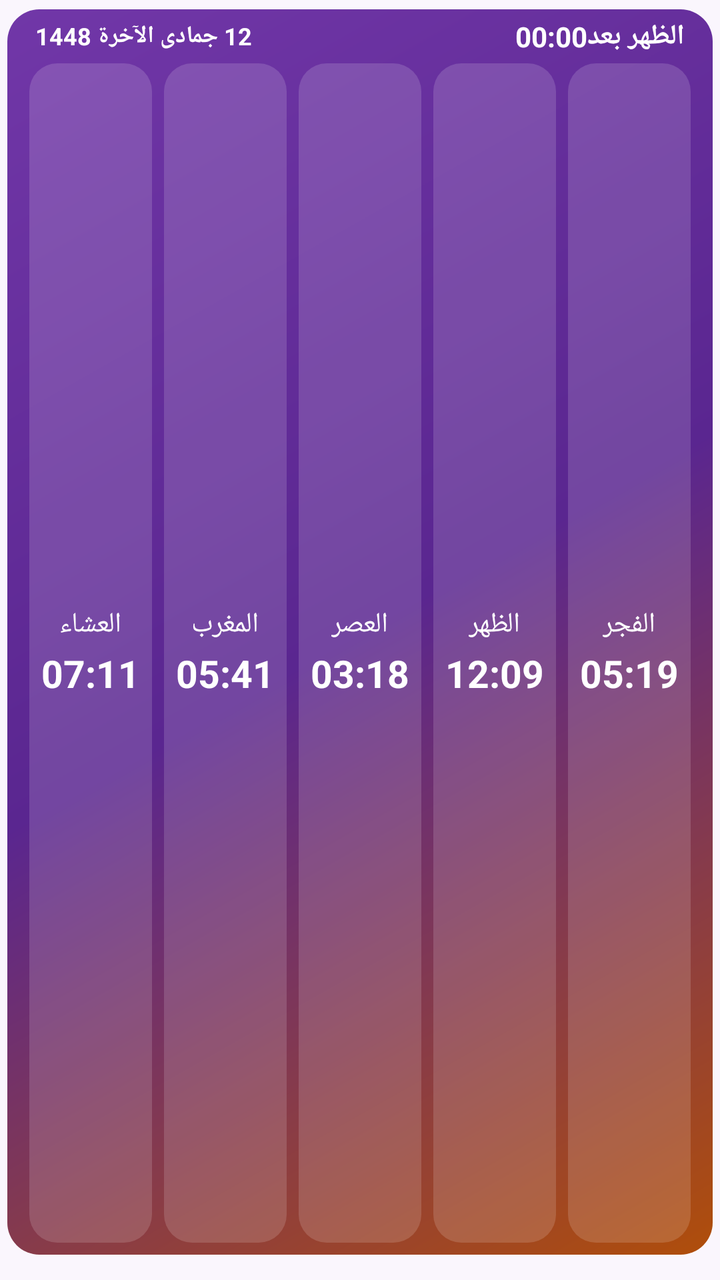
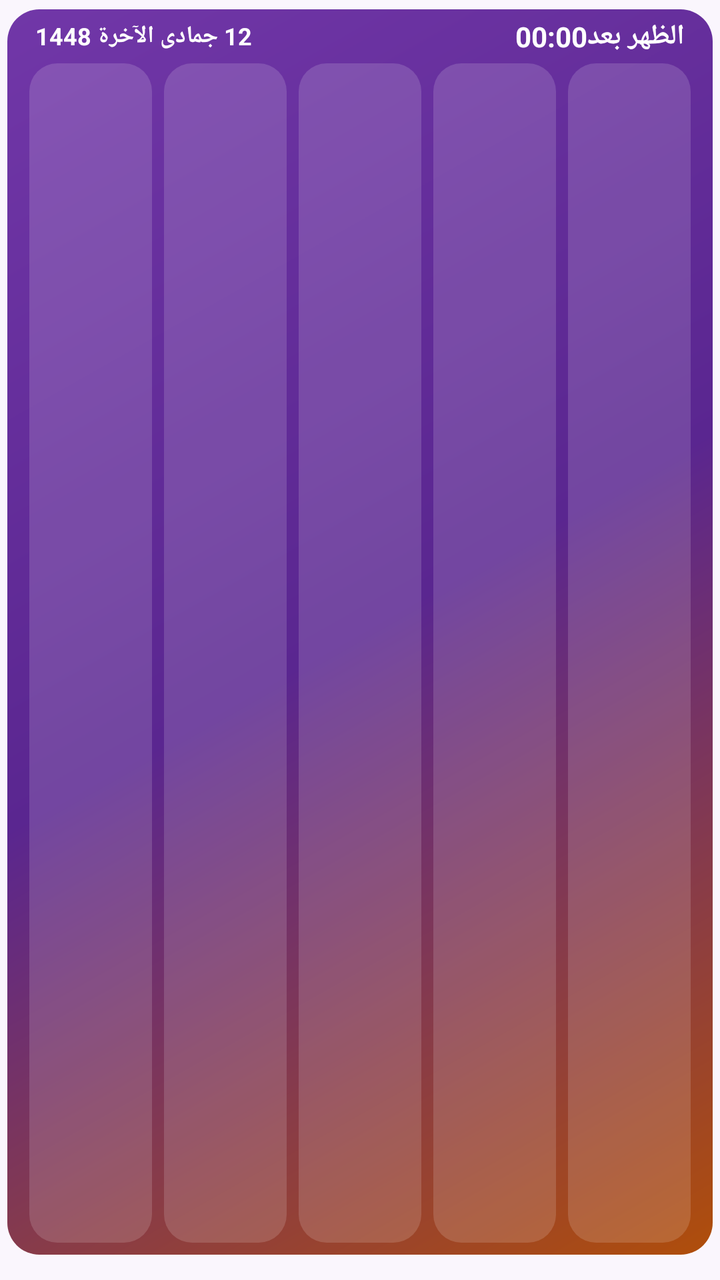

An Android layout rendered at two revisions. The XML below is the earlier revision; the diff shows what the commit changed to produce the second picture.
<!-- AndroidManifest.xml: application theme AppTheme -->
<!-- res/layout/widget_day_cards.xml -->
<?xml version="1.0" encoding="utf-8"?>
<FrameLayout xmlns:android="http://schemas.android.com/apk/res/android" android:id="@+id/widget_root" android:layout_width="match_parent" android:layout_height="match_parent" android:layoutDirection="rtl" android:paddingStart="3.5dp" android:paddingEnd="3.5dp" android:paddingTop="4.5dp" android:paddingBottom="12.5dp">
    <ImageView android:id="@+id/wbg" android:layout_width="match_parent" android:layout_height="match_parent" android:clipToOutline="true" android:scaleType="fitXY" android:src="@drawable/wbg_grad_1" android:contentDescription="@null" />
    <LinearLayout android:layout_width="match_parent" android:layout_height="match_parent" android:orientation="vertical">
        <LinearLayout android:id="@+id/w_head" android:layout_width="match_parent" android:layout_height="wrap_content" android:orientation="horizontal" android:gravity="center_vertical" android:paddingStart="14dp" android:paddingEnd="14dp" android:paddingTop="4dp" android:paddingBottom="4dp" >
            <TextView android:id="@+id/w_next" android:layout_width="wrap_content" android:layout_height="wrap_content" android:text="الظهر بعد" android:textColor="#FFFFFF" android:textSize="14dp" android:textStyle="bold" android:maxLines="1" />
            <Chronometer android:id="@+id/w_chrono" android:layout_width="wrap_content" android:layout_height="wrap_content" android:layout_marginStart="6dp" android:textColor="#FFFFFF" android:textSize="14dp" android:textStyle="bold" android:layoutDirection="ltr" />
            <TextView android:id="@+id/w_cd" android:layout_width="wrap_content" android:layout_height="wrap_content" android:visibility="gone" />
            <TextView android:id="@+id/w_label" android:layout_width="wrap_content" android:layout_height="wrap_content" android:visibility="gone" />
            <TextView android:id="@+id/w_city" android:layout_width="0dp" android:layout_height="wrap_content" android:layout_weight="1" android:layout_marginStart="8dp" android:textColor="#E6D6F5" android:textSize="11dp" android:maxLines="1" android:ellipsize="end" />
            <TextView android:id="@+id/w_weather" android:layout_width="wrap_content" android:layout_height="wrap_content" android:layout_marginEnd="8dp" android:textColor="#FFFFFF" android:textSize="12dp" android:textStyle="bold" android:maxLines="1" android:visibility="gone" />
            <TextView android:id="@+id/w_hijri" android:layout_width="wrap_content" android:layout_height="wrap_content" android:text="12 جمادى الآخرة 1448" android:textColor="#FFFFFF" android:textSize="12dp" android:textStyle="bold" android:maxLines="1" android:ellipsize="end" />
        </LinearLayout>
        <LinearLayout android:layout_width="match_parent" android:layout_height="0dp" android:layout_weight="1" android:orientation="horizontal" android:gravity="center_vertical" android:paddingStart="8dp" android:paddingEnd="8dp" android:paddingBottom="6dp">
            <LinearLayout android:id="@+id/c0" android:layout_width="0dp" android:layout_height="match_parent" android:layout_weight="1" android:orientation="vertical" android:gravity="center" android:layout_marginStart="3dp" android:layout_marginEnd="3dp" android:background="@drawable/w_tile_l">
                <TextView android:id="@+id/n0" android:layout_width="wrap_content" android:layout_height="wrap_content" android:text="الفجر" android:textColor="#FFFFFF" android:textSize="14dp" android:maxLines="1" />
                <TextView android:id="@+id/t0" android:layout_width="wrap_content" android:layout_height="wrap_content" android:layout_marginTop="1dp" android:paddingStart="5dp" android:paddingEnd="5dp" android:paddingTop="1dp" android:paddingBottom="1dp" android:text="05:19" android:textColor="#FFFFFF" android:textSize="19dp" android:textStyle="bold" android:maxLines="1" />
            </LinearLayout>
            <LinearLayout android:id="@+id/c1" android:layout_width="0dp" android:layout_height="match_parent" android:layout_weight="1" android:orientation="vertical" android:gravity="center" android:layout_marginStart="3dp" android:layout_marginEnd="3dp" android:background="@drawable/w_tile_l">
                <TextView android:id="@+id/n1" android:layout_width="wrap_content" android:layout_height="wrap_content" android:text="الظهر" android:textColor="#FFFFFF" android:textSize="14dp" android:maxLines="1" />
                <TextView android:id="@+id/t1" android:layout_width="wrap_content" android:layout_height="wrap_content" android:layout_marginTop="1dp" android:paddingStart="5dp" android:paddingEnd="5dp" android:paddingTop="1dp" android:paddingBottom="1dp" android:text="12:09" android:textColor="#FFFFFF" android:textSize="19dp" android:textStyle="bold" android:maxLines="1" />
            </LinearLayout>
            <LinearLayout android:id="@+id/c2" android:layout_width="0dp" android:layout_height="match_parent" android:layout_weight="1" android:orientation="vertical" android:gravity="center" android:layout_marginStart="3dp" android:layout_marginEnd="3dp" android:background="@drawable/w_tile_l">
                <TextView android:id="@+id/n2" android:layout_width="wrap_content" android:layout_height="wrap_content" android:text="العصر" android:textColor="#FFFFFF" android:textSize="14dp" android:maxLines="1" />
                <TextView android:id="@+id/t2" android:layout_width="wrap_content" android:layout_height="wrap_content" android:layout_marginTop="1dp" android:paddingStart="5dp" android:paddingEnd="5dp" android:paddingTop="1dp" android:paddingBottom="1dp" android:text="03:18" android:textColor="#FFFFFF" android:textSize="19dp" android:textStyle="bold" android:maxLines="1" />
            </LinearLayout>
            <LinearLayout android:id="@+id/c3" android:layout_width="0dp" android:layout_height="match_parent" android:layout_weight="1" android:orientation="vertical" android:gravity="center" android:layout_marginStart="3dp" android:layout_marginEnd="3dp" android:background="@drawable/w_tile_l">
                <TextView android:id="@+id/n3" android:layout_width="wrap_content" android:layout_height="wrap_content" android:text="المغرب" android:textColor="#FFFFFF" android:textSize="14dp" android:maxLines="1" />
                <TextView android:id="@+id/t3" android:layout_width="wrap_content" android:layout_height="wrap_content" android:layout_marginTop="1dp" android:paddingStart="5dp" android:paddingEnd="5dp" android:paddingTop="1dp" android:paddingBottom="1dp" android:text="05:41" android:textColor="#FFFFFF" android:textSize="19dp" android:textStyle="bold" android:maxLines="1" />
            </LinearLayout>
            <LinearLayout android:id="@+id/c4" android:layout_width="0dp" android:layout_height="match_parent" android:layout_weight="1" android:orientation="vertical" android:gravity="center" android:layout_marginStart="3dp" android:layout_marginEnd="3dp" android:background="@drawable/w_tile_l">
                <TextView android:id="@+id/n4" android:layout_width="wrap_content" android:layout_height="wrap_content" android:text="العشاء" android:textColor="#FFFFFF" android:textSize="14dp" android:maxLines="1" />
                <TextView android:id="@+id/t4" android:layout_width="wrap_content" android:layout_height="wrap_content" android:layout_marginTop="1dp" android:paddingStart="5dp" android:paddingEnd="5dp" android:paddingTop="1dp" android:paddingBottom="1dp" android:text="07:11" android:textColor="#FFFFFF" android:textSize="19dp" android:textStyle="bold" android:maxLines="1" />
            </LinearLayout>
        </LinearLayout>
    </LinearLayout>
</FrameLayout>
<!-- resources referenced by this layout -->
<resources>
  <!-- drawable w_tile_l (drawable) -->
  <?xml version="1.0" encoding="utf-8"?>
  <shape xmlns:android="http://schemas.android.com/apk/res/android" android:shape="rectangle">
      <solid android:color="#26FFFFFF" />
      <corners android:radius="14dp" />
  </shape>
  <!-- drawable wbg_grad_1 (drawable) -->
  <?xml version="1.0" encoding="utf-8"?>
  <shape xmlns:android="http://schemas.android.com/apk/res/android" android:shape="rectangle">
      <gradient android:angle="315" android:startColor="#7137A8" android:centerColor="#5A2690" android:endColor="#B04E0A" />
      <corners android:radius="16dp" />
  </shape>
  <style name="AppTheme" parent="@android:style/Theme.Material.Light.NoActionBar">
          <item name="android:windowBackground">@color/bg</item>
          <item name="android:statusBarColor">@color/bg</item>
          <item name="android:navigationBarColor">@color/bg</item>
          <item name="android:colorAccent">@color/orange</item>
          <item name="android:colorPrimary">@color/purple</item>
      </style>
  <color name="bg">#FAF6FD</color>
  <color name="orange">#F28A32</color>
  <color name="purple">#7137A8</color>
</resources>

<!-- the commit's change to res/layout/widget_day_cards.xml (unified diff, before → after) -->
@@ -12,25 +12,25 @@
             <TextView android:id="@+id/w_hijri" android:layout_width="wrap_content" android:layout_height="wrap_content" android:text="12 جمادى الآخرة 1448" android:textColor="#FFFFFF" android:textSize="12dp" android:textStyle="bold" android:maxLines="1" android:ellipsize="end" />
         </LinearLayout>
         <LinearLayout android:layout_width="match_parent" android:layout_height="0dp" android:layout_weight="1" android:orientation="horizontal" android:gravity="center_vertical" android:paddingStart="8dp" android:paddingEnd="8dp" android:paddingBottom="6dp">
-            <LinearLayout android:id="@+id/c0" android:layout_width="0dp" android:layout_height="match_parent" android:layout_weight="1" android:orientation="vertical" android:gravity="center" android:layout_marginStart="3dp" android:layout_marginEnd="3dp" android:background="@drawable/w_tile_l">
-                <TextView android:id="@+id/n0" android:layout_width="wrap_content" android:layout_height="wrap_content" android:text="الفجر" android:textColor="#FFFFFF" android:textSize="14dp" android:maxLines="1" />
-                <TextView android:id="@+id/t0" android:layout_width="wrap_content" android:layout_height="wrap_content" android:layout_marginTop="1dp" android:paddingStart="5dp" android:paddingEnd="5dp" android:paddingTop="1dp" android:paddingBottom="1dp" android:text="05:19" android:textColor="#FFFFFF" android:textSize="19dp" android:textStyle="bold" android:maxLines="1" />
+            <LinearLayout android:id="@+id/c0" android:layout_width="0dp" android:layout_height="match_parent" android:layout_weight="1" android:orientation="vertical" android:gravity="center" android:paddingTop="3dp" android:paddingBottom="3dp" android:layout_marginStart="3dp" android:layout_marginEnd="3dp" android:background="@drawable/w_tile_l">
+                <TextView android:id="@+id/n0" android:layout_width="match_parent" android:layout_height="0dp" android:layout_weight="4" android:gravity="center" android:textColor="#FFFFFF" android:maxLines="1" android:autoSizeTextType="uniform" android:autoSizeMinTextSize="7dp" android:autoSizeMaxTextSize="22dp" android:autoSizeStepGranularity="0.5dp" />
+                <TextView android:id="@+id/t0" android:layout_width="match_parent" android:layout_height="0dp" android:layout_weight="5" android:layout_marginStart="3dp" android:layout_marginEnd="3dp" android:layout_marginTop="1dp" android:paddingTop="1dp" android:paddingBottom="1dp" android:gravity="center" android:textColor="#FFFFFF" android:textStyle="bold" android:maxLines="1" android:autoSizeTextType="uniform" android:autoSizeMinTextSize="8dp" android:autoSizeMaxTextSize="28dp" android:autoSizeStepGranularity="0.5dp" />
             </LinearLayout>
-            <LinearLayout android:id="@+id/c1" android:layout_width="0dp" android:layout_height="match_parent" android:layout_weight="1" android:orientation="vertical" android:gravity="center" android:layout_marginStart="3dp" android:layout_marginEnd="3dp" android:background="@drawable/w_tile_l">
-                <TextView android:id="@+id/n1" android:layout_width="wrap_content" android:layout_height="wrap_content" android:text="الظهر" android:textColor="#FFFFFF" android:textSize="14dp" android:maxLines="1" />
-                <TextView android:id="@+id/t1" android:layout_width="wrap_content" android:layout_height="wrap_content" android:layout_marginTop="1dp" android:paddingStart="5dp" android:paddingEnd="5dp" android:paddingTop="1dp" android:paddingBottom="1dp" android:text="12:09" android:textColor="#FFFFFF" android:textSize="19dp" android:textStyle="bold" android:maxLines="1" />
+            <LinearLayout android:id="@+id/c1" android:layout_width="0dp" android:layout_height="match_parent" android:layout_weight="1" android:orientation="vertical" android:gravity="center" android:paddingTop="3dp" android:paddingBottom="3dp" android:layout_marginStart="3dp" android:layout_marginEnd="3dp" android:background="@drawable/w_tile_l">
+                <TextView android:id="@+id/n1" android:layout_width="match_parent" android:layout_height="0dp" android:layout_weight="4" android:gravity="center" android:textColor="#FFFFFF" android:maxLines="1" android:autoSizeTextType="uniform" android:autoSizeMinTextSize="7dp" android:autoSizeMaxTextSize="22dp" android:autoSizeStepGranularity="0.5dp" />
+                <TextView android:id="@+id/t1" android:layout_width="match_parent" android:layout_height="0dp" android:layout_weight="5" android:layout_marginStart="3dp" android:layout_marginEnd="3dp" android:layout_marginTop="1dp" android:paddingTop="1dp" android:paddingBottom="1dp" android:gravity="center" android:textColor="#FFFFFF" android:textStyle="bold" android:maxLines="1" android:autoSizeTextType="uniform" android:autoSizeMinTextSize="8dp" android:autoSizeMaxTextSize="28dp" android:autoSizeStepGranularity="0.5dp" />
             </LinearLayout>
-            <LinearLayout android:id="@+id/c2" android:layout_width="0dp" android:layout_height="match_parent" android:layout_weight="1" android:orientation="vertical" android:gravity="center" android:layout_marginStart="3dp" android:layout_marginEnd="3dp" android:background="@drawable/w_tile_l">
-                <TextView android:id="@+id/n2" android:layout_width="wrap_content" android:layout_height="wrap_content" android:text="العصر" android:textColor="#FFFFFF" android:textSize="14dp" android:maxLines="1" />
-                <TextView android:id="@+id/t2" android:layout_width="wrap_content" android:layout_height="wrap_content" android:layout_marginTop="1dp" android:paddingStart="5dp" android:paddingEnd="5dp" android:paddingTop="1dp" android:paddingBottom="1dp" android:text="03:18" android:textColor="#FFFFFF" android:textSize="19dp" android:textStyle="bold" android:maxLines="1" />
+            <LinearLayout android:id="@+id/c2" android:layout_width="0dp" android:layout_height="match_parent" android:layout_weight="1" android:orientation="vertical" android:gravity="center" android:paddingTop="3dp" android:paddingBottom="3dp" android:layout_marginStart="3dp" android:layout_marginEnd="3dp" android:background="@drawable/w_tile_l">
+                <TextView android:id="@+id/n2" android:layout_width="match_parent" android:layout_height="0dp" android:layout_weight="4" android:gravity="center" android:textColor="#FFFFFF" android:maxLines="1" android:autoSizeTextType="uniform" android:autoSizeMinTextSize="7dp" android:autoSizeMaxTextSize="22dp" android:autoSizeStepGranularity="0.5dp" />
+                <TextView android:id="@+id/t2" android:layout_width="match_parent" android:layout_height="0dp" android:layout_weight="5" android:layout_marginStart="3dp" android:layout_marginEnd="3dp" android:layout_marginTop="1dp" android:paddingTop="1dp" android:paddingBottom="1dp" android:gravity="center" android:textColor="#FFFFFF" android:textStyle="bold" android:maxLines="1" android:autoSizeTextType="uniform" android:autoSizeMinTextSize="8dp" android:autoSizeMaxTextSize="28dp" android:autoSizeStepGranularity="0.5dp" />
             </LinearLayout>
-            <LinearLayout android:id="@+id/c3" android:layout_width="0dp" android:layout_height="match_parent" android:layout_weight="1" android:orientation="vertical" android:gravity="center" android:layout_marginStart="3dp" android:layout_marginEnd="3dp" android:background="@drawable/w_tile_l">
-                <TextView android:id="@+id/n3" android:layout_width="wrap_content" android:layout_height="wrap_content" android:text="المغرب" android:textColor="#FFFFFF" android:textSize="14dp" android:maxLines="1" />
-                <TextView android:id="@+id/t3" android:layout_width="wrap_content" android:layout_height="wrap_content" android:layout_marginTop="1dp" android:paddingStart="5dp" android:paddingEnd="5dp" android:paddingTop="1dp" android:paddingBottom="1dp" android:text="05:41" android:textColor="#FFFFFF" android:textSize="19dp" android:textStyle="bold" android:maxLines="1" />
+            <LinearLayout android:id="@+id/c3" android:layout_width="0dp" android:layout_height="match_parent" android:layout_weight="1" android:orientation="vertical" android:gravity="center" android:paddingTop="3dp" android:paddingBottom="3dp" android:layout_marginStart="3dp" android:layout_marginEnd="3dp" android:background="@drawable/w_tile_l">
+                <TextView android:id="@+id/n3" android:layout_width="match_parent" android:layout_height="0dp" android:layout_weight="4" android:gravity="center" android:textColor="#FFFFFF" android:maxLines="1" android:autoSizeTextType="uniform" android:autoSizeMinTextSize="7dp" android:autoSizeMaxTextSize="22dp" android:autoSizeStepGranularity="0.5dp" />
+                <TextView android:id="@+id/t3" android:layout_width="match_parent" android:layout_height="0dp" android:layout_weight="5" android:layout_marginStart="3dp" android:layout_marginEnd="3dp" android:layout_marginTop="1dp" android:paddingTop="1dp" android:paddingBottom="1dp" android:gravity="center" android:textColor="#FFFFFF" android:textStyle="bold" android:maxLines="1" android:autoSizeTextType="uniform" android:autoSizeMinTextSize="8dp" android:autoSizeMaxTextSize="28dp" android:autoSizeStepGranularity="0.5dp" />
             </LinearLayout>
-            <LinearLayout android:id="@+id/c4" android:layout_width="0dp" android:layout_height="match_parent" android:layout_weight="1" android:orientation="vertical" android:gravity="center" android:layout_marginStart="3dp" android:layout_marginEnd="3dp" android:background="@drawable/w_tile_l">
-                <TextView android:id="@+id/n4" android:layout_width="wrap_content" android:layout_height="wrap_content" android:text="العشاء" android:textColor="#FFFFFF" android:textSize="14dp" android:maxLines="1" />
-                <TextView android:id="@+id/t4" android:layout_width="wrap_content" android:layout_height="wrap_content" android:layout_marginTop="1dp" android:paddingStart="5dp" android:paddingEnd="5dp" android:paddingTop="1dp" android:paddingBottom="1dp" android:text="07:11" android:textColor="#FFFFFF" android:textSize="19dp" android:textStyle="bold" android:maxLines="1" />
+            <LinearLayout android:id="@+id/c4" android:layout_width="0dp" android:layout_height="match_parent" android:layout_weight="1" android:orientation="vertical" android:gravity="center" android:paddingTop="3dp" android:paddingBottom="3dp" android:layout_marginStart="3dp" android:layout_marginEnd="3dp" android:background="@drawable/w_tile_l">
+                <TextView android:id="@+id/n4" android:layout_width="match_parent" android:layout_height="0dp" android:layout_weight="4" android:gravity="center" android:textColor="#FFFFFF" android:maxLines="1" android:autoSizeTextType="uniform" android:autoSizeMinTextSize="7dp" android:autoSizeMaxTextSize="22dp" android:autoSizeStepGranularity="0.5dp" />
+                <TextView android:id="@+id/t4" android:layout_width="match_parent" android:layout_height="0dp" android:layout_weight="5" android:layout_marginStart="3dp" android:layout_marginEnd="3dp" android:layout_marginTop="1dp" android:paddingTop="1dp" android:paddingBottom="1dp" android:gravity="center" android:textColor="#FFFFFF" android:textStyle="bold" android:maxLines="1" android:autoSizeTextType="uniform" android:autoSizeMinTextSize="8dp" android:autoSizeMaxTextSize="28dp" android:autoSizeStepGranularity="0.5dp" />
             </LinearLayout>
         </LinearLayout>
     </LinearLayout>
